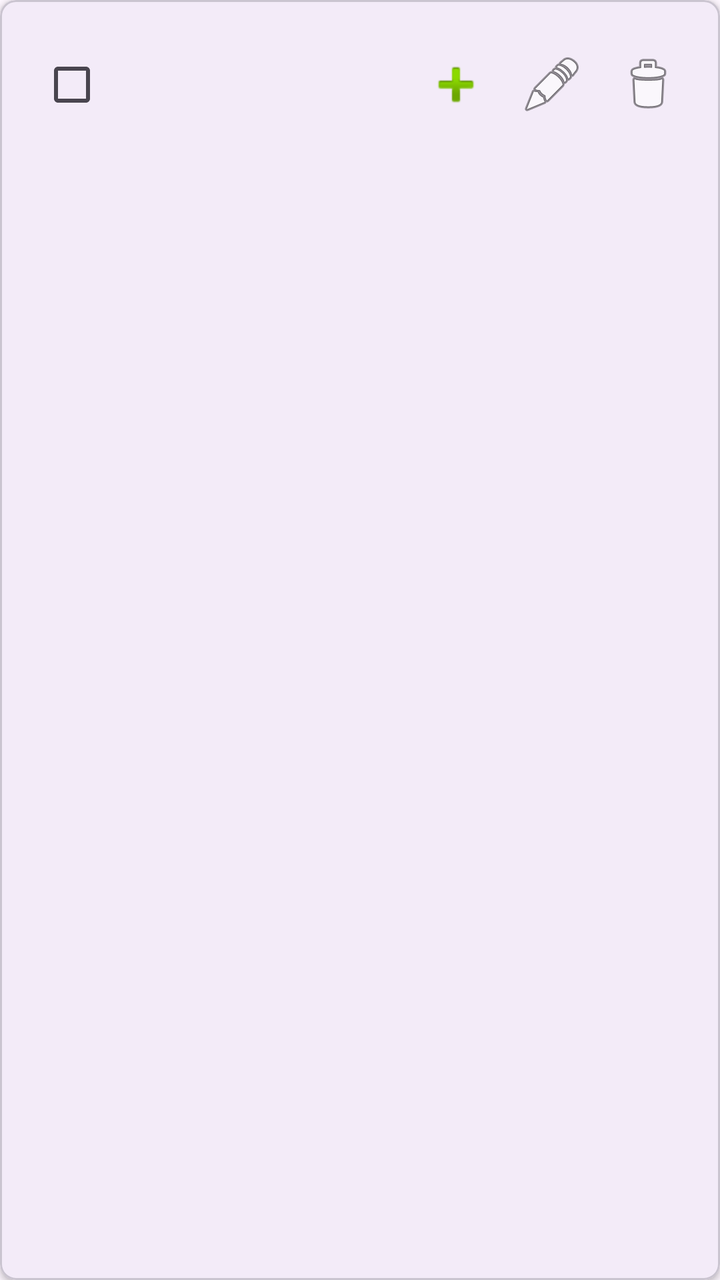
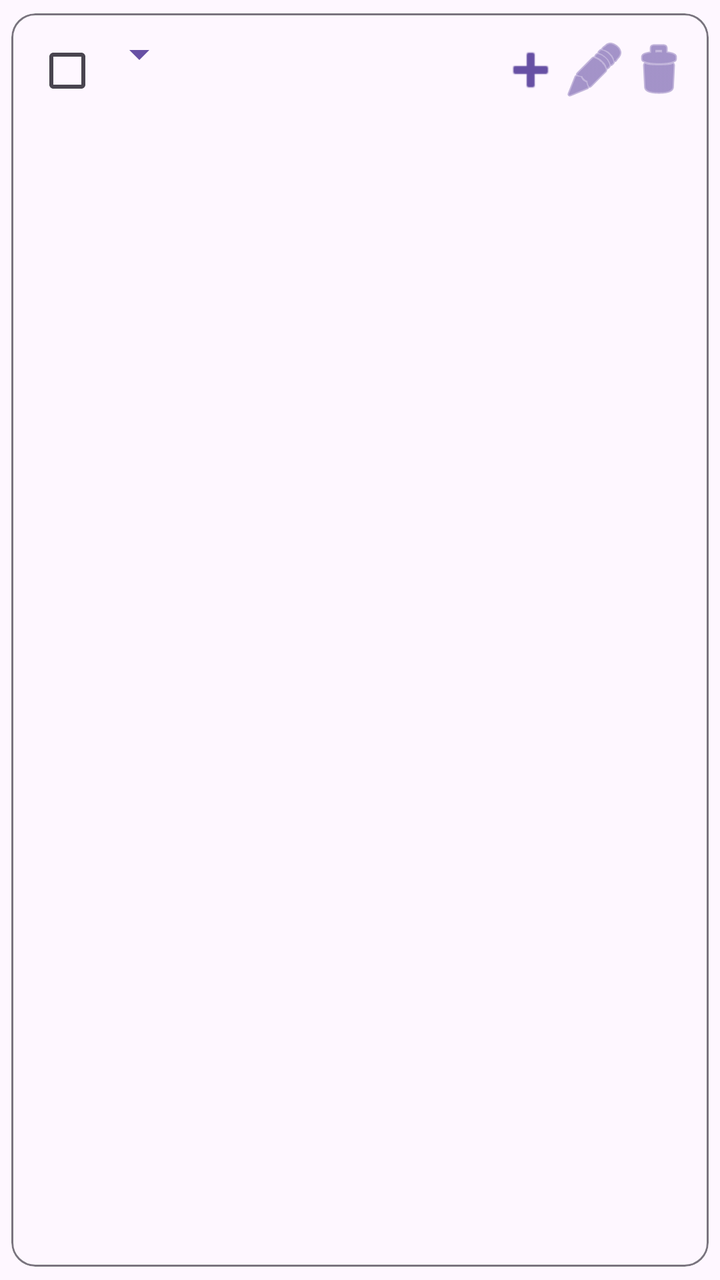

The first picture is an Android layout as it rendered before a commit; the second is the same layout after the commit. The layout source and the unified diff follow.
<!-- AndroidManifest.xml: application theme Theme.NicheTodos -->
<!-- res/layout/item_todo.xml -->
<?xml version="1.0" encoding="utf-8"?>
<com.google.android.material.card.MaterialCardView xmlns:android="http://schemas.android.com/apk/res/android"
    xmlns:app="http://schemas.android.com/apk/res-auto"
    android:layout_width="match_parent"
    android:layout_height="wrap_content"
    android:layout_margin="8dp"
    app:cardElevation="2dp"
    app:cardCornerRadius="8dp">

    <androidx.constraintlayout.widget.ConstraintLayout
        android:id="@+id/content_layout"
        android:layout_width="match_parent"
        android:layout_height="wrap_content"
        android:padding="12dp">

        <CheckBox
            android:id="@+id/checkbox_completed"
            android:layout_width="wrap_content"
            android:layout_height="wrap_content"
            android:contentDescription="@string/content_desc_mark_complete"
            android:minWidth="48dp"
            android:minHeight="48dp"
            app:layout_constraintStart_toStartOf="parent"
            app:layout_constraintTop_toTopOf="parent"
            app:layout_constraintBottom_toBottomOf="parent" />

        <TextView
            android:id="@+id/text_todo"
            android:layout_width="0dp"
            android:layout_height="wrap_content"
            android:layout_marginStart="8dp"
            android:layout_marginEnd="8dp"
            android:textSize="16sp"
            android:maxLines="2"
            android:ellipsize="end"
            app:layout_constraintStart_toEndOf="@id/checkbox_completed"
            app:layout_constraintEnd_toStartOf="@id/button_add_subtask"
            app:layout_constraintTop_toTopOf="parent" />

        <TextView
            android:id="@+id/text_start_date"
            android:layout_width="0dp"
            android:layout_height="wrap_content"
            android:layout_marginStart="8dp"
            android:layout_marginEnd="8dp"
            android:layout_marginTop="4dp"
            android:textSize="12sp"
            android:maxLines="1"
            android:ellipsize="end"
            app:layout_constraintStart_toEndOf="@id/checkbox_completed"
            app:layout_constraintEnd_toStartOf="@id/button_add_subtask"
            app:layout_constraintTop_toBottomOf="@id/text_todo" />

        <TextView
            android:id="@+id/text_end_date"
            android:layout_width="0dp"
            android:layout_height="wrap_content"
            android:layout_marginStart="8dp"
            android:layout_marginEnd="8dp"
            android:layout_marginTop="2dp"
            android:textSize="12sp"
            android:maxLines="1"
            android:ellipsize="end"
            app:layout_constraintStart_toEndOf="@id/checkbox_completed"
            app:layout_constraintEnd_toStartOf="@id/button_add_subtask"
            app:layout_constraintTop_toBottomOf="@id/text_start_date"
            app:layout_constraintBottom_toBottomOf="parent" />

        <ImageButton
            android:id="@+id/button_add_subtask"
            android:layout_width="48dp"
            android:layout_height="48dp"
            android:background="?attr/selectableItemBackgroundBorderless"
            android:src="@android:drawable/ic_input_add"
            android:contentDescription="@string/content_desc_add_subtask"
            app:layout_constraintEnd_toStartOf="@id/button_edit"
            app:layout_constraintTop_toTopOf="parent"
            app:layout_constraintBottom_toBottomOf="parent" />

        <ImageButton
            android:id="@+id/button_edit"
            android:layout_width="48dp"
            android:layout_height="48dp"
            android:background="?attr/selectableItemBackgroundBorderless"
            android:src="@android:drawable/ic_menu_edit"
            android:contentDescription="@string/content_desc_edit_todo"
            app:layout_constraintEnd_toStartOf="@id/button_delete"
            app:layout_constraintTop_toTopOf="parent"
            app:layout_constraintBottom_toBottomOf="parent" />

        <ImageButton
            android:id="@+id/button_delete"
            android:layout_width="48dp"
            android:layout_height="48dp"
            android:background="?attr/selectableItemBackgroundBorderless"
            android:src="@android:drawable/ic_menu_delete"
            android:contentDescription="@string/content_desc_delete_todo"
            app:layout_constraintEnd_toEndOf="parent"
            app:layout_constraintTop_toTopOf="parent"
            app:layout_constraintBottom_toBottomOf="parent" />

    </androidx.constraintlayout.widget.ConstraintLayout>

</com.google.android.material.card.MaterialCardView>
<!-- resources referenced by this layout -->
<resources>
  <string name="content_desc_add_subtask">Add subtask</string>
  <string name="content_desc_delete_todo">Delete todo</string>
  <string name="content_desc_edit_todo">Edit todo</string>
  <string name="content_desc_mark_complete">Mark todo as complete</string>
  <style name="Theme.NicheTodos" parent="Base.Theme.NicheTodos" />
  <style name="Base.Theme.NicheTodos" parent="Theme.Material3.DayNight.NoActionBar">
          
          
      </style>
</resources>

<!-- the commit's change to res/layout/item_todo.xml (unified diff, before → after) -->
@@ -3,26 +3,48 @@
     xmlns:app="http://schemas.android.com/apk/res-auto"
     android:layout_width="match_parent"
     android:layout_height="wrap_content"
-    android:layout_margin="8dp"
-    app:cardElevation="2dp"
-    app:cardCornerRadius="8dp">
+    android:layout_marginStart="10dp"
+    android:layout_marginEnd="10dp"
+    android:layout_marginTop="4dp"
+    android:layout_marginBottom="4dp"
+    app:cardElevation="0dp"
+    app:cardCornerRadius="12dp"
+    app:strokeWidth="1dp"
+    app:strokeColor="?attr/colorOutline"
+    app:cardBackgroundColor="?attr/colorSurface"
+    app:cardUseCompatPadding="true">
 
     <androidx.constraintlayout.widget.ConstraintLayout
         android:id="@+id/content_layout"
         android:layout_width="match_parent"
         android:layout_height="wrap_content"
-        android:padding="12dp">
+        android:padding="10dp"
+        android:foreground="?attr/selectableItemBackground">
 
         <CheckBox
             android:id="@+id/checkbox_completed"
             android:layout_width="wrap_content"
             android:layout_height="wrap_content"
             android:contentDescription="@string/content_desc_mark_complete"
-            android:minWidth="48dp"
-            android:minHeight="48dp"
+            android:minWidth="36dp"
+            android:minHeight="36dp"
             app:layout_constraintStart_toStartOf="parent"
             app:layout_constraintTop_toTopOf="parent"
-            app:layout_constraintBottom_toBottomOf="parent" />
+            app:layout_constraintBottom_toBottomOf="parent"/>
+
+        <ImageButton
+            android:id="@+id/button_toggle_collapse"
+            android:layout_width="28dp"
+            android:layout_height="28dp"
+            android:layout_marginStart="4dp"
+            android:background="?attr/selectableItemBackgroundBorderless"
+            android:padding="2dp"
+            android:contentDescription="@string/content_desc_expand_todo"
+            android:src="@drawable/ic_expand_more"
+            android:tint="?attr/colorPrimary"
+            app:layout_constraintStart_toEndOf="@id/checkbox_completed"
+            app:layout_constraintTop_toTopOf="@id/text_todo"
+            app:layout_constraintBottom_toBottomOf="@id/text_todo"/>
 
         <TextView
             android:id="@+id/text_todo"
@@ -30,11 +52,13 @@
             android:layout_height="wrap_content"
             android:layout_marginStart="8dp"
             android:layout_marginEnd="8dp"
-            android:textSize="16sp"
-            android:maxLines="2"
+            android:textColor="?attr/colorOnSurface"
+            android:textSize="15sp"
+            android:maxLines="1"
+            android:textStyle="bold"
             android:ellipsize="end"
-            app:layout_constraintStart_toEndOf="@id/checkbox_completed"
-            app:layout_constraintEnd_toStartOf="@id/button_add_subtask"
+            app:layout_constraintStart_toEndOf="@id/button_toggle_collapse"
+            app:layout_constraintEnd_toStartOf="@id/action_buttons"
             app:layout_constraintTop_toTopOf="parent" />
 
         <TextView
@@ -43,61 +67,68 @@
             android:layout_height="wrap_content"
             android:layout_marginStart="8dp"
             android:layout_marginEnd="8dp"
-            android:layout_marginTop="4dp"
-            android:textSize="12sp"
+            android:layout_marginTop="2dp"
+            android:textColor="?attr/colorOnSurfaceVariant"
+            android:alpha="0.9"
+            android:textSize="11sp"
             android:maxLines="1"
             android:ellipsize="end"
-            app:layout_constraintStart_toEndOf="@id/checkbox_completed"
-            app:layout_constraintEnd_toStartOf="@id/button_add_subtask"
+            app:layout_constraintStart_toEndOf="@id/button_toggle_collapse"
+            app:layout_constraintEnd_toStartOf="@id/action_buttons"
             app:layout_constraintTop_toBottomOf="@id/text_todo" />
 
         <TextView
             android:id="@+id/text_end_date"
             android:layout_width="0dp"
-            android:layout_height="wrap_content"
-            android:layout_marginStart="8dp"
-            android:layout_marginEnd="8dp"
-            android:layout_marginTop="2dp"
-            android:textSize="12sp"
-            android:maxLines="1"
-            android:ellipsize="end"
-            app:layout_constraintStart_toEndOf="@id/checkbox_completed"
-            app:layout_constraintEnd_toStartOf="@id/button_add_subtask"
+            android:layout_height="0dp"
+            android:visibility="gone"
+            app:layout_constraintStart_toEndOf="@id/button_toggle_collapse"
+            app:layout_constraintEnd_toStartOf="@id/action_buttons"
             app:layout_constraintTop_toBottomOf="@id/text_start_date"
             app:layout_constraintBottom_toBottomOf="parent" />
 
-        <ImageButton
-            android:id="@+id/button_add_subtask"
-            android:layout_width="48dp"
-            android:layout_height="48dp"
-            android:background="?attr/selectableItemBackgroundBorderless"
-            android:src="@android:drawable/ic_input_add"
-            android:contentDescription="@string/content_desc_add_subtask"
-            app:layout_constraintEnd_toStartOf="@id/button_edit"
-            app:layout_constraintTop_toTopOf="parent"
-            app:layout_constraintBottom_toBottomOf="parent" />
-
-        <ImageButton
-            android:id="@+id/button_edit"
-            android:layout_width="48dp"
-            android:layout_height="48dp"
-            android:background="?attr/selectableItemBackgroundBorderless"
-            android:src="@android:drawable/ic_menu_edit"
-            android:contentDescription="@string/content_desc_edit_todo"
-            app:layout_constraintEnd_toStartOf="@id/button_delete"
-            app:layout_constraintTop_toTopOf="parent"
-            app:layout_constraintBottom_toBottomOf="parent" />
-
-        <ImageButton
-            android:id="@+id/button_delete"
-            android:layout_width="48dp"
-            android:layout_height="48dp"
-            android:background="?attr/selectableItemBackgroundBorderless"
-            android:src="@android:drawable/ic_menu_delete"
-            android:contentDescription="@string/content_desc_delete_todo"
+        <LinearLayout
+            android:id="@+id/action_buttons"
+            android:layout_width="wrap_content"
+            android:layout_height="0dp"
+            android:gravity="center_vertical"
+            android:orientation="horizontal"
             app:layout_constraintEnd_toEndOf="parent"
             app:layout_constraintTop_toTopOf="parent"
-            app:layout_constraintBottom_toBottomOf="parent" />
+            app:layout_constraintBottom_toBottomOf="parent">
+
+            <ImageButton
+                android:id="@+id/button_add_subtask"
+                android:layout_width="30dp"
+                android:layout_height="30dp"
+                android:background="?attr/selectableItemBackgroundBorderless"
+                android:contentDescription="@string/content_desc_add_subtask"
+                android:padding="2dp"
+                android:src="@android:drawable/ic_input_add"
+                android:tint="?attr/colorPrimary" />
+
+            <ImageButton
+                android:id="@+id/button_edit"
+                android:layout_width="30dp"
+                android:layout_height="30dp"
+                android:layout_marginStart="2dp"
+                android:background="?attr/selectableItemBackgroundBorderless"
+                android:contentDescription="@string/content_desc_edit_todo"
+                android:padding="2dp"
+                android:src="@android:drawable/ic_menu_edit"
+                android:tint="?attr/colorPrimary" />
+
+            <ImageButton
+                android:id="@+id/button_delete"
+                android:layout_width="30dp"
+                android:layout_height="30dp"
+                android:layout_marginStart="2dp"
+                android:background="?attr/selectableItemBackgroundBorderless"
+                android:contentDescription="@string/content_desc_delete_todo"
+                android:padding="2dp"
+                android:src="@android:drawable/ic_menu_delete"
+                android:tint="?attr/colorPrimary" />
+        </LinearLayout>
 
     </androidx.constraintlayout.widget.ConstraintLayout>
 
<!-- resource entries referenced after the edit -->
@@ -1,8 +1,19 @@
 <!-- resources referenced by this layout -->
 <resources>
+  <!-- drawable ic_expand_more (drawable) -->
+  <vector xmlns:android="http://schemas.android.com/apk/res/android"
+      android:width="24dp"
+      android:height="24dp"
+      android:viewportWidth="24"
+      android:viewportHeight="24">
+      <path
+          android:fillColor="#FF000000"
+          android:pathData="M7,10l5,5 5,-5z" />
+  </vector>
   <string name="content_desc_add_subtask">Add subtask</string>
   <string name="content_desc_delete_todo">Delete todo</string>
   <string name="content_desc_edit_todo">Edit todo</string>
+  <string name="content_desc_expand_todo">Expand todo</string>
   <string name="content_desc_mark_complete">Mark todo as complete</string>
   <style name="Theme.NicheTodos" parent="Base.Theme.NicheTodos" />
   <style name="Base.Theme.NicheTodos" parent="Theme.Material3.DayNight.NoActionBar">
